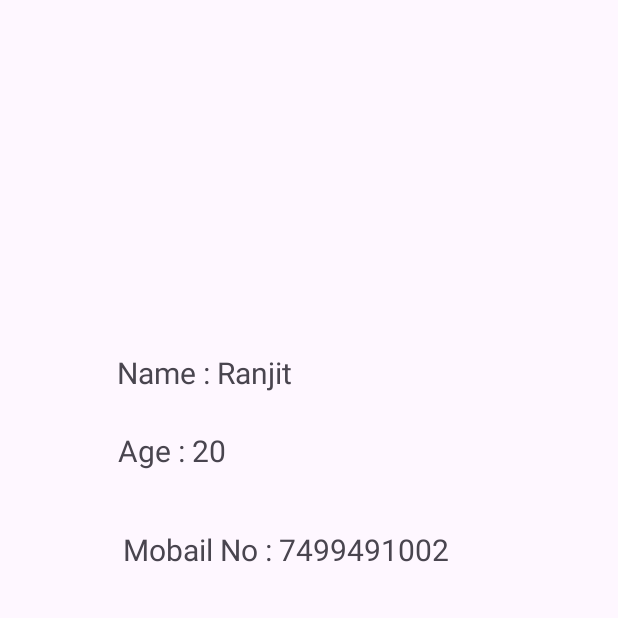
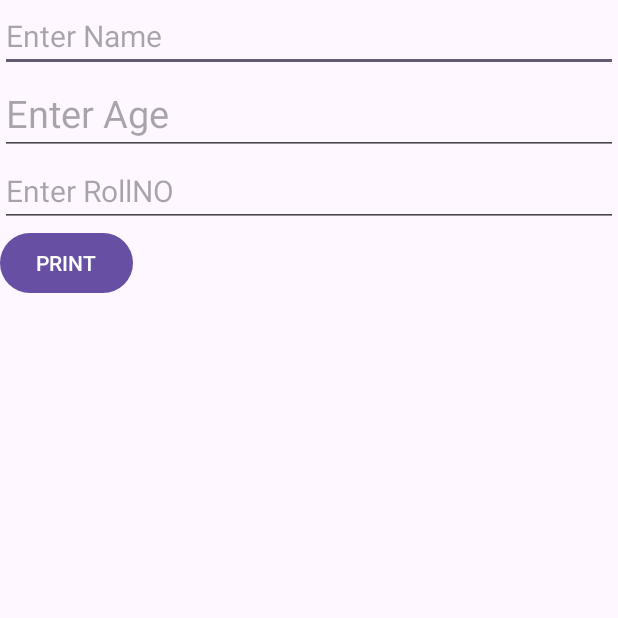
Before and after one commit to ranjit485/AndroidPracticals, an Android app: the screen it shows after launch (MainActivity), on a phone screen of 412 x 824 dp, the top half of it. Run offline under Robolectric (Android 15) with nearby library versions, the phone set to English and light mode, and no system bars; Roboto replaces fonts that are not available here.

Commit message:
new update 6 7 e1 e2

```diff
--- a/app/src/main/java/com/example/practicalmad/MainActivity.java
+++ b/app/src/main/java/com/example/practicalmad/MainActivity.java
@@ -3,12 +3,32 @@ package com.example.practicalmad;
 import androidx.appcompat.app.AppCompatActivity;
 
 import android.os.Bundle;
+import android.view.View;
+import android.widget.Button;
+import android.widget.EditText;
+import android.widget.TextView;
 
 public class MainActivity extends AppCompatActivity {
 
     @Override
     protected void onCreate(Bundle savedInstanceState) {
         super.onCreate(savedInstanceState);
-        setContentView(R.layout.pr_5_e_2);
+        setContentView(R.layout.pr_7_e2);
+        Button btn = findViewById(R.id.btn);
+        EditText name = findViewById(R.id.name);
+        EditText age = findViewById(R.id.age);
+        EditText roll = findViewById(R.id.roll);
+        TextView dname = findViewById(R.id.dname);
+        TextView dage = findViewById(R.id.dage);
+        TextView droll = findViewById(R.id.droll);
+
+        btn.setOnClickListener(new View.OnClickListener() {
+            @Override
+            public void onClick(View v) {
+                dname.setText("Name : "+name.getText());
+                dage.setText("Age : "+age.getText());
+                droll.setText("Roll : "+roll.getText());
+            }
+        });
     }
 }
--- /dev/null
+++ b/app/src/main/res/layout/pr_7_e2.xml
@@ -0,0 +1,60 @@
+<?xml version="1.0" encoding="utf-8"?>
+<LinearLayout xmlns:android="http://schemas.android.com/apk/res/android"
+    android:layout_width="match_parent"
+    android:layout_height="match_parent"
+    android:orientation="vertical">
+
+    <EditText
+        android:id="@+id/name"
+        android:layout_width="match_parent"
+        android:layout_height="wrap_content"
+        android:hint="Enter Name"
+        android:textSize="20sp" />
+    <EditText
+        android:id="@+id/age"
+        android:layout_width="match_parent"
+        android:layout_height="wrap_content"
+        android:hint="Enter Age"
+        android:textSize="25sp" />
+    <EditText
+        android:id="@+id/roll"
+        android:layout_width="match_parent"
+        android:layout_height="wrap_content"
+        android:hint="Enter RollNO"
+        android:textSize="20sp" />
+    <Button
+        android:id="@+id/btn"
+        android:layout_width="wrap_content"
+        android:layout_height="wrap_content"
+        android:text="PRINT">
+
+    </Button>
+
+    <LinearLayout
+        android:layout_width="match_parent"
+        android:layout_height="wrap_content"
+        android:orientation="vertical">
+
+        <TextView
+            android:id="@+id/dname"
+            android:layout_width="wrap_content"
+            android:layout_height="wrap_content"
+            android:textSize="25sp">
+
+        </TextView>
+        <TextView
+            android:id="@+id/dage"
+            android:layout_width="wrap_content"
+            android:layout_height="wrap_content"
+            android:textSize="25sp">
+
+        </TextView>
+        <TextView
+            android:id="@+id/droll"
+            android:layout_width="wrap_content"
+            android:layout_height="wrap_content"
+            android:textSize="25sp">
+
+        </TextView>
+    </LinearLayout>
+</LinearLayout>
--- a/app/src/main/res/values-night/themes.xml
+++ b/app/src/main/res/values-night/themes.xml
@@ -2,6 +2,6 @@
     <!-- Base application theme. -->
     <style name="Base.Theme.PracticalMad" parent="Theme.Material3.DayNight.NoActionBar">
         <!-- Customize your dark theme here. -->
-        <!-- <item name="colorPrimary">@color/my_dark_primary</item> -->
+<!--         <item name="colorPrimary">@color/my_dark_primary</item>-->
     </style>
 </resources>
--- a/app/src/main/res/values/strings.xml
+++ b/app/src/main/res/values/strings.xml
@@ -1,3 +1,5 @@
 <resources>
     <string name="app_name">PracticalMad</string>
+    <string name="cm">PracticalMad</string>
+    <string name="fy">PracticalMad</string>
 </resources>
--- a/build.gradle.kts
+++ b/build.gradle.kts
@@ -1,4 +1,4 @@
 // Top-level build file where you can add configuration options common to all sub-projects/modules.
 plugins {
-    id("com.android.application") version "8.1.1" apply false
+    id("com.android.application") version "8.2.1" apply false
 }
```
Also changed, not shown: app/src/main/java/com/example/practicalmad/table.java (+8 -5 lines), app/src/main/res/layout/pr_6_e2.xml (added, +22 -0 lines), app/src/main/res/layout/pr_7_e1.xml (added, +54 -0 lines), 2 other files.
